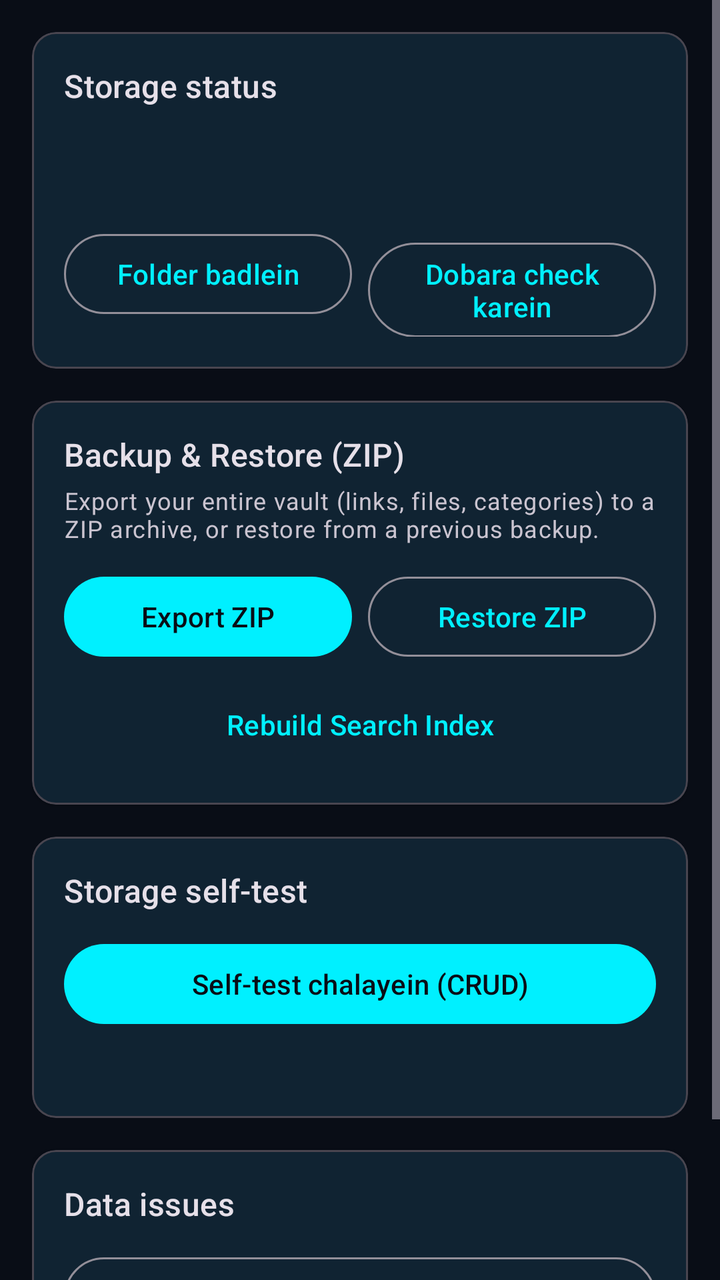
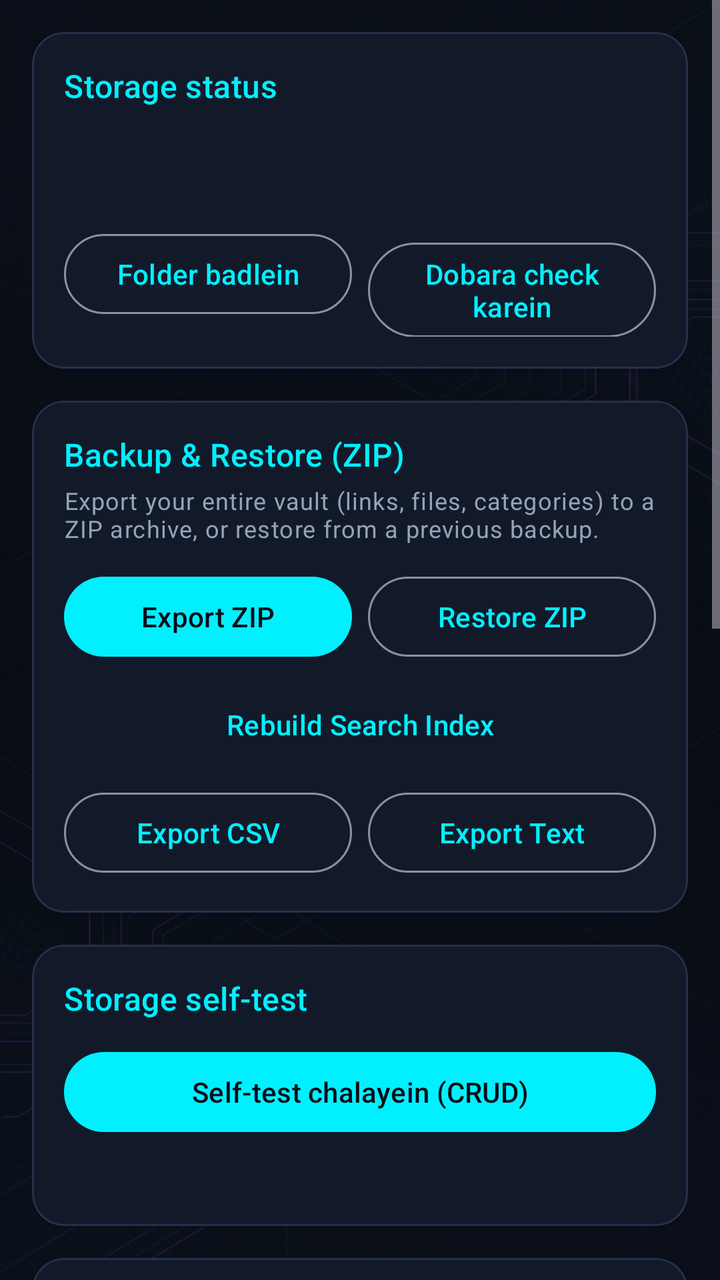

Two renders of the same Android screen: before a commit and after it. Below are the layout's source before the change and the commit's diff.
<!-- AndroidManifest.xml: application theme Theme.LinkVault -->
<!-- res/layout/fragment_settings.xml -->
<?xml version="1.0" encoding="utf-8"?>
<ScrollView xmlns:android="http://schemas.android.com/apk/res/android"
    xmlns:app="http://schemas.android.com/apk/res-auto"
    android:layout_width="match_parent"
    android:layout_height="match_parent"
    android:background="@color/cyber_bg"
    android:fillViewport="true">

    <LinearLayout
        android:layout_width="match_parent"
        android:layout_height="wrap_content"
        android:orientation="vertical"
        android:padding="16dp">

        <com.google.android.material.card.MaterialCardView
            android:layout_width="match_parent"
            android:layout_height="wrap_content"
            app:cardCornerRadius="12dp"
            app:cardElevation="1dp">

            <LinearLayout
                android:layout_width="match_parent"
                android:layout_height="wrap_content"
                android:orientation="vertical"
                android:padding="16dp">

                <TextView
                    android:layout_width="match_parent"
                    android:layout_height="wrap_content"
                    android:text="@string/storage_card_title"
                    android:textAppearance="?attr/textAppearanceTitleMedium" />

                <TextView
                    android:id="@+id/storageState"
                    android:layout_width="match_parent"
                    android:layout_height="wrap_content"
                    android:layout_marginTop="8dp"
                    android:textAppearance="?attr/textAppearanceBodyMedium" />

                <TextView
                    android:id="@+id/storageFolder"
                    android:layout_width="match_parent"
                    android:layout_height="wrap_content"
                    android:layout_marginTop="4dp"
                    android:ellipsize="middle"
                    android:singleLine="true"
                    android:textAppearance="?attr/textAppearanceBodySmall" />

                <LinearLayout
                    android:layout_width="match_parent"
                    android:layout_height="wrap_content"
                    android:layout_marginTop="12dp"
                    android:orientation="horizontal">

                    <com.google.android.material.button.MaterialButton
                        android:id="@+id/reselectButton"
                        style="@style/Widget.Material3.Button.OutlinedButton"
                        android:layout_width="0dp"
                        android:layout_height="wrap_content"
                        android:layout_marginEnd="8dp"
                        android:layout_weight="1"
                        android:text="@string/storage_reselect" />

                    <com.google.android.material.button.MaterialButton
                        android:id="@+id/recheckButton"
                        style="@style/Widget.Material3.Button.OutlinedButton"
                        android:layout_width="0dp"
                        android:layout_height="wrap_content"
                        android:layout_weight="1"
                        android:text="@string/storage_recheck" />

                </LinearLayout>
            </LinearLayout>
        </com.google.android.material.card.MaterialCardView>

        <com.google.android.material.card.MaterialCardView
            android:layout_width="match_parent"
            android:layout_height="wrap_content"
            android:layout_marginTop="16dp"
            app:cardCornerRadius="12dp"
            app:cardElevation="1dp">

            <LinearLayout
                android:layout_width="match_parent"
                android:layout_height="wrap_content"
                android:orientation="vertical"
                android:padding="16dp">

                <TextView
                    android:layout_width="match_parent"
                    android:layout_height="wrap_content"
                    android:text="Backup &amp; Restore (ZIP)"
                    android:textAppearance="?attr/textAppearanceTitleMedium" />

                <TextView
                    android:layout_width="match_parent"
                    android:layout_height="wrap_content"
                    android:layout_marginTop="4dp"
                    android:text="Export your entire vault (links, files, categories) to a ZIP archive, or restore from a previous backup."
                    android:textAppearance="?attr/textAppearanceBodySmall"
                    android:textColor="?android:attr/textColorSecondary" />

                <LinearLayout
                    android:layout_width="match_parent"
                    android:layout_height="wrap_content"
                    android:layout_marginTop="12dp"
                    android:orientation="horizontal">

                    <com.google.android.material.button.MaterialButton
                        android:id="@+id/backupExportButton"
                        android:layout_width="0dp"
                        android:layout_height="wrap_content"
                        android:layout_marginEnd="8dp"
                        android:layout_weight="1"
                        android:text="Export ZIP" />

                    <com.google.android.material.button.MaterialButton
                        android:id="@+id/backupRestoreButton"
                        style="@style/Widget.Material3.Button.OutlinedButton"
                        android:layout_width="0dp"
                        android:layout_height="wrap_content"
                        android:layout_weight="1"
                        android:text="Restore ZIP" />
                </LinearLayout>

                <com.google.android.material.button.MaterialButton
                    android:id="@+id/rebuildIndexButton"
                    style="@style/Widget.Material3.Button.TextButton"
                    android:layout_width="match_parent"
                    android:layout_height="wrap_content"
                    android:layout_marginTop="6dp"
                    android:text="Rebuild Search Index" />

                <TextView
                    android:id="@+id/backupStatusText"
                    android:layout_width="match_parent"
                    android:layout_height="wrap_content"
                    android:layout_marginTop="6dp"
                    android:textAppearance="?attr/textAppearanceBodyMedium"
                    android:visibility="gone" />
            </LinearLayout>
        </com.google.android.material.card.MaterialCardView>

        <com.google.android.material.card.MaterialCardView
            android:layout_width="match_parent"
            android:layout_height="wrap_content"
            android:layout_marginTop="16dp"
            app:cardCornerRadius="12dp"
            app:cardElevation="1dp">

            <LinearLayout
                android:layout_width="match_parent"
                android:layout_height="wrap_content"
                android:orientation="vertical"
                android:padding="16dp">

                <TextView
                    android:layout_width="match_parent"
                    android:layout_height="wrap_content"
                    android:text="@string/self_test_title"
                    android:textAppearance="?attr/textAppearanceTitleMedium" />

                <com.google.android.material.button.MaterialButton
                    android:id="@+id/selfTestButton"
                    android:layout_width="match_parent"
                    android:layout_height="wrap_content"
                    android:layout_marginTop="12dp"
                    android:text="@string/self_test_run" />

                <TextView
                    android:id="@+id/selfTestResult"
                    android:layout_width="match_parent"
                    android:layout_height="wrap_content"
                    android:layout_marginTop="8dp"
                    android:textAppearance="?attr/textAppearanceBodyMedium" />
            </LinearLayout>
        </com.google.android.material.card.MaterialCardView>

        <com.google.android.material.card.MaterialCardView
            android:layout_width="match_parent"
            android:layout_height="wrap_content"
            android:layout_marginTop="16dp"
            app:cardCornerRadius="12dp"
            app:cardElevation="1dp">

            <LinearLayout
                android:layout_width="match_parent"
                android:layout_height="wrap_content"
                android:orientation="vertical"
                android:padding="16dp">

                <TextView
                    android:layout_width="match_parent"
                    android:layout_height="wrap_content"
                    android:text="@string/issues_title"
                    android:textAppearance="?attr/textAppearanceTitleMedium" />

                <com.google.android.material.button.MaterialButton
                    android:id="@+id/issuesButton"
                    style="@style/Widget.Material3.Button.OutlinedButton"
                    android:layout_width="match_parent"
                    android:layout_height="wrap_content"
                    android:layout_marginTop="12dp"
                    android:text="@string/issues_scan" />

                <TextView
                    android:id="@+id/issuesResult"
                    android:layout_width="match_parent"
                    android:layout_height="wrap_content"
                    android:layout_marginTop="8dp"
                    android:textAppearance="?attr/textAppearanceBodyMedium" />
            </LinearLayout>
        </com.google.android.material.card.MaterialCardView>

    </LinearLayout>
</ScrollView>
<!-- resources referenced by this layout -->
<resources>
  <color name="cyber_bg">#090D16</color>
  <string name="issues_scan">Issues scan karein</string>
  <string name="issues_title">Data issues</string>
  <string name="self_test_run">Self-test chalayein (CRUD)</string>
  <string name="self_test_title">Storage self-test</string>
  <string name="storage_card_title">Storage status</string>
  <string name="storage_recheck">Dobara check karein</string>
  <string name="storage_reselect">Folder badlein</string>
  <style name="Theme.LinkVault" parent="Theme.Material3.Dark.NoActionBar">
          <item name="colorPrimary">@color/cyber_cyan</item>
          <item name="colorOnPrimary">@color/cyber_bg</item>
          <item name="colorPrimaryContainer">@color/cyber_surface_elevated</item>
          <item name="colorOnPrimaryContainer">@color/cyber_text_primary</item>
          <item name="colorSecondary">@color/cyber_purple</item>
          <item name="colorOnSecondary">@color/cyber_bg</item>
          <item name="colorSurface">@color/cyber_surface</item>
          <item name="colorOnSurface">@color/cyber_text_primary</item>
          <item name="android:windowBackground">@color/cyber_bg</item>
          <item name="android:statusBarColor">@color/cyber_bg</item>
          <item name="android:navigationBarColor">@color/cyber_bg</item>
          <item name="android:windowLightStatusBar">false</item>
      </style>
  <color name="cyber_cyan">#00F0FF</color>
  <color name="cyber_surface_elevated">#172033</color>
  <color name="cyber_text_primary">#F8FAFC</color>
  <color name="cyber_purple">#A855F7</color>
  <color name="cyber_surface">#111827</color>
</resources>

<!-- the commit's change to res/layout/fragment_settings.xml (unified diff, before → after) -->
@@ -1,10 +1,26 @@
 <?xml version="1.0" encoding="utf-8"?>
-<ScrollView xmlns:android="http://schemas.android.com/apk/res/android"
+<FrameLayout xmlns:android="http://schemas.android.com/apk/res/android"
     xmlns:app="http://schemas.android.com/apk/res-auto"
     android:layout_width="match_parent"
     android:layout_height="match_parent"
-    android:background="@color/cyber_bg"
-    android:fillViewport="true">
+    android:background="@color/cyber_bg">
+
+    
+    <ImageView
+        android:layout_width="match_parent"
+        android:layout_height="match_parent"
+        android:src="@drawable/bg_cyber_vault"
+        android:scaleType="centerCrop"
+        android:alpha="0.22"
+        android:contentDescription="@null" />
+
+    <ScrollView
+        xmlns:android="http://schemas.android.com/apk/res/android"
+        xmlns:app="http://schemas.android.com/apk/res-auto"
+        android:layout_width="match_parent"
+        android:layout_height="match_parent"
+        android:background="@android:color/transparent"
+        android:fillViewport="true">
 
     <LinearLayout
         android:layout_width="match_parent"
@@ -15,8 +31,11 @@
         <com.google.android.material.card.MaterialCardView
             android:layout_width="match_parent"
             android:layout_height="wrap_content"
-            app:cardCornerRadius="12dp"
-            app:cardElevation="1dp">
+            app:cardBackgroundColor="@color/cyber_surface_card"
+            app:cardCornerRadius="16dp"
+            app:cardElevation="1dp"
+            app:strokeColor="@color/cyber_border"
+            app:strokeWidth="1dp">
 
             <LinearLayout
                 android:layout_width="match_parent"
@@ -28,6 +47,7 @@
                     android:layout_width="match_parent"
                     android:layout_height="wrap_content"
                     android:text="@string/storage_card_title"
+                    android:textColor="@color/cyber_cyan"
                     android:textAppearance="?attr/textAppearanceTitleMedium" />
 
                 <TextView
@@ -77,8 +97,11 @@
             android:layout_width="match_parent"
             android:layout_height="wrap_content"
             android:layout_marginTop="16dp"
-            app:cardCornerRadius="12dp"
-            app:cardElevation="1dp">
+            app:cardBackgroundColor="@color/cyber_surface_card"
+            app:cardCornerRadius="16dp"
+            app:cardElevation="1dp"
+            app:strokeColor="@color/cyber_border"
+            app:strokeWidth="1dp">
 
             <LinearLayout
                 android:layout_width="match_parent"
@@ -90,6 +113,7 @@
                     android:layout_width="match_parent"
                     android:layout_height="wrap_content"
                     android:text="Backup &amp; Restore (ZIP)"
+                    android:textColor="@color/cyber_cyan"
                     android:textAppearance="?attr/textAppearanceTitleMedium" />
 
                 <TextView
@@ -98,7 +122,7 @@
                     android:layout_marginTop="4dp"
                     android:text="Export your entire vault (links, files, categories) to a ZIP archive, or restore from a previous backup."
                     android:textAppearance="?attr/textAppearanceBodySmall"
-                    android:textColor="?android:attr/textColorSecondary" />
+                    android:textColor="@color/cyber_text_secondary" />
 
                 <LinearLayout
                     android:layout_width="match_parent"
@@ -131,6 +155,30 @@
                     android:layout_marginTop="6dp"
                     android:text="Rebuild Search Index" />
 
+                <LinearLayout
+                    android:layout_width="match_parent"
+                    android:layout_height="wrap_content"
+                    android:layout_marginTop="6dp"
+                    android:orientation="horizontal">
+
+                    <com.google.android.material.button.MaterialButton
+                        android:id="@+id/exportCsvButton"
+                        style="@style/Widget.Material3.Button.OutlinedButton"
+                        android:layout_width="0dp"
+                        android:layout_height="wrap_content"
+                        android:layout_marginEnd="8dp"
+                        android:layout_weight="1"
+                        android:text="Export CSV" />
+
+                    <com.google.android.material.button.MaterialButton
+                        android:id="@+id/exportTextButton"
+                        style="@style/Widget.Material3.Button.OutlinedButton"
+                        android:layout_width="0dp"
+                        android:layout_height="wrap_content"
+                        android:layout_weight="1"
+                        android:text="Export Text" />
+                </LinearLayout>
+
                 <TextView
                     android:id="@+id/backupStatusText"
                     android:layout_width="match_parent"
@@ -145,8 +193,11 @@
             android:layout_width="match_parent"
             android:layout_height="wrap_content"
             android:layout_marginTop="16dp"
-            app:cardCornerRadius="12dp"
-            app:cardElevation="1dp">
+            app:cardBackgroundColor="@color/cyber_surface_card"
+            app:cardCornerRadius="16dp"
+            app:cardElevation="1dp"
+            app:strokeColor="@color/cyber_border"
+            app:strokeWidth="1dp">
 
             <LinearLayout
                 android:layout_width="match_parent"
@@ -158,6 +209,7 @@
                     android:layout_width="match_parent"
                     android:layout_height="wrap_content"
                     android:text="@string/self_test_title"
+                    android:textColor="@color/cyber_cyan"
                     android:textAppearance="?attr/textAppearanceTitleMedium" />
 
                 <com.google.android.material.button.MaterialButton
@@ -180,8 +232,11 @@
             android:layout_width="match_parent"
             android:layout_height="wrap_content"
             android:layout_marginTop="16dp"
-            app:cardCornerRadius="12dp"
-            app:cardElevation="1dp">
+            app:cardBackgroundColor="@color/cyber_surface_card"
+            app:cardCornerRadius="16dp"
+            app:cardElevation="1dp"
+            app:strokeColor="@color/cyber_border"
+            app:strokeWidth="1dp">
 
             <LinearLayout
                 android:layout_width="match_parent"
@@ -193,6 +248,7 @@
                     android:layout_width="match_parent"
                     android:layout_height="wrap_content"
                     android:text="@string/issues_title"
+                    android:textColor="@color/cyber_cyan"
                     android:textAppearance="?attr/textAppearanceTitleMedium" />
 
                 <com.google.android.material.button.MaterialButton
@@ -212,5 +268,170 @@
             </LinearLayout>
         </com.google.android.material.card.MaterialCardView>
 
+        <com.google.android.material.card.MaterialCardView
+            android:layout_width="match_parent"
+            android:layout_height="wrap_content"
+            android:layout_marginTop="16dp"
+            app:cardBackgroundColor="@color/cyber_surface_card"
+            app:cardCornerRadius="16dp"
+            app:cardElevation="1dp"
+            app:strokeColor="@color/cyber_border"
+            app:strokeWidth="1dp">
+
+            <LinearLayout
+                android:layout_width="match_parent"
+                android:layout_height="wrap_content"
+                android:orientation="vertical"
+                android:padding="16dp">
+
+                <TextView
+                    android:layout_width="match_parent"
+                    android:layout_height="wrap_content"
+                    android:text="Dead-Link Check"
+                    android:textColor="@color/cyber_cyan"
+                    android:textAppearance="?attr/textAppearanceTitleMedium" />
+
+                <TextView
+                    android:layout_width="match_parent"
+                    android:layout_height="wrap_content"
+                    android:layout_marginTop="4dp"
+                    android:text="Sab links ko ek-ek karke check karein. Sirf user-initiated — app background me kuch nahi karta."
+                    android:textAppearance="?attr/textAppearanceBodySmall"
+                    android:textColor="@color/cyber_text_secondary" />
+
+                <com.google.android.material.button.MaterialButton
+                    android:id="@+id/checkAllButton"
+                    style="@style/Widget.Material3.Button.OutlinedButton"
+                    android:layout_width="match_parent"
+                    android:layout_height="wrap_content"
+                    android:layout_marginTop="12dp"
+                    android:text="Check All Links" />
+
+                <TextView
+                    android:id="@+id/checkProgressText"
+                    android:layout_width="match_parent"
+                    android:layout_height="wrap_content"
+                    android:layout_marginTop="6dp"
+                    android:textAppearance="?attr/textAppearanceBodyMedium"
+                    android:visibility="gone" />
+            </LinearLayout>
+        </com.google.android.material.card.MaterialCardView>
+
+        <com.google.android.material.card.MaterialCardView
+            android:layout_width="match_parent"
+            android:layout_height="wrap_content"
+            android:layout_marginTop="16dp"
+            app:cardBackgroundColor="@color/cyber_surface_card"
+            app:cardCornerRadius="16dp"
+            app:cardElevation="1dp"
+            app:strokeColor="@color/cyber_border"
+            app:strokeWidth="1dp">
+
+            <LinearLayout
+                android:layout_width="match_parent"
+                android:layout_height="wrap_content"
+                android:orientation="vertical"
+                android:padding="16dp">
+
+                <TextView
+                    android:layout_width="match_parent"
+                    android:layout_height="wrap_content"
+                    android:text="Auto-Categorize Rules"
+                    android:textColor="@color/cyber_cyan"
+                    android:textAppearance="?attr/textAppearanceTitleMedium" />
+
+                <TextView
+                    android:layout_width="match_parent"
+                    android:layout_height="wrap_content"
+                    android:layout_marginTop="4dp"
+                    android:text="Domain set karein — us domain ke links apne aap us category me save honge (sirf tab jab aap koi folder na chunein)."
+                    android:textAppearance="?attr/textAppearanceBodySmall"
+                    android:textColor="@color/cyber_text_secondary" />
+
+                <TextView
+                    android:id="@+id/autoCatRulesText"
+                    android:layout_width="match_parent"
+                    android:layout_height="wrap_content"
+                    android:layout_marginTop="10dp"
+                    android:textAppearance="?attr/textAppearanceBodyMedium" />
+
+                <LinearLayout
+                    android:layout_width="match_parent"
+                    android:layout_height="wrap_content"
+                    android:layout_marginTop="10dp"
+                    android:orientation="horizontal">
+
+                    <com.google.android.material.button.MaterialButton
+                        android:id="@+id/addAutoCatButton"
+                        style="@style/Widget.Material3.Button.OutlinedButton"
+                        android:layout_width="0dp"
+                        android:layout_height="wrap_content"
+                        android:layout_marginEnd="8dp"
+                        android:layout_weight="1"
+                        android:text="+ Add Rule" />
+
+                    <com.google.android.material.button.MaterialButton
+                        android:id="@+id/deleteAutoCatButton"
+                        style="@style/Widget.Material3.Button.OutlinedButton"
+                        android:layout_width="0dp"
+                        android:layout_height="wrap_content"
+                        android:layout_weight="1"
+                        android:text="Delete Rule"
+                        android:visibility="gone" />
+                </LinearLayout>
+            </LinearLayout>
+        </com.google.android.material.card.MaterialCardView>
+
+        <com.google.android.material.card.MaterialCardView
+            android:layout_width="match_parent"
+            android:layout_height="wrap_content"
+            android:layout_marginTop="16dp"
+            app:cardBackgroundColor="@color/cyber_surface_card"
+            app:cardCornerRadius="16dp"
+            app:cardElevation="1dp"
+            app:strokeColor="@color/cyber_border"
+            app:strokeWidth="1dp">
+
+            <LinearLayout
+                android:layout_width="match_parent"
+                android:layout_height="wrap_content"
+                android:orientation="vertical"
+                android:padding="16dp">
+
+                <TextView
+                    android:id="@+id/autoBackupStatusText"
+                    android:layout_width="match_parent"
+                    android:layout_height="wrap_content"
+                    android:layout_marginTop="10dp"
+                    android:textAppearance="?attr/textAppearanceBodyMedium" />
+
+                <LinearLayout
+                    android:layout_width="match_parent"
+                    android:layout_height="wrap_content"
+                    android:layout_marginTop="10dp"
+                    android:orientation="horizontal">
+
+                    <com.google.android.material.button.MaterialButton
+                        android:id="@+id/toggleAutoBackupButton"
+                        style="@style/Widget.Material3.Button.OutlinedButton"
+                        android:layout_width="0dp"
+                        android:layout_height="wrap_content"
+                        android:layout_marginEnd="8dp"
+                        android:layout_weight="1"
+                        android:text="Auto Backup ON karein" />
+
+                    <com.google.android.material.button.MaterialButton
+                        android:id="@+id/runBackupNowButton"
+                        style="@style/Widget.Material3.Button.OutlinedButton"
+                        android:layout_width="0dp"
+                        android:layout_height="wrap_content"
+                        android:layout_weight="1"
+                        android:text="Backup abhi karein"
+                        android:visibility="gone" />
+                </LinearLayout>
+            </LinearLayout>
+        </com.google.android.material.card.MaterialCardView>
+
     </LinearLayout>
-</ScrollView>
+    </ScrollView>
+</FrameLayout>
<!-- resource entries referenced after the edit -->
@@ -1,6 +1,7 @@
 <!-- resources referenced by this layout -->
 <resources>
   <color name="cyber_bg">#090D16</color>
+  <color name="cyber_border">#23314D</color>
   <string name="issues_scan">Issues scan karein</string>
   <string name="issues_title">Data issues</string>
   <string name="self_test_run">Self-test chalayein (CRUD)</string>
@@ -23,6 +24,9 @@
           <item name="android:windowLightStatusBar">false</item>
       </style>
   <color name="cyber_cyan">#00F0FF</color>
+  <color name="cyber_surface_card">#121A2A</color>
+  <color name="cyber_text_secondary">#94A3B8</color>
+  <!-- drawable bg_cyber_vault: jpg bitmap (drawable, 491930 bytes) -->
   <color name="cyber_surface_elevated">#172033</color>
   <color name="cyber_text_primary">#F8FAFC</color>
   <color name="cyber_purple">#A855F7</color>
